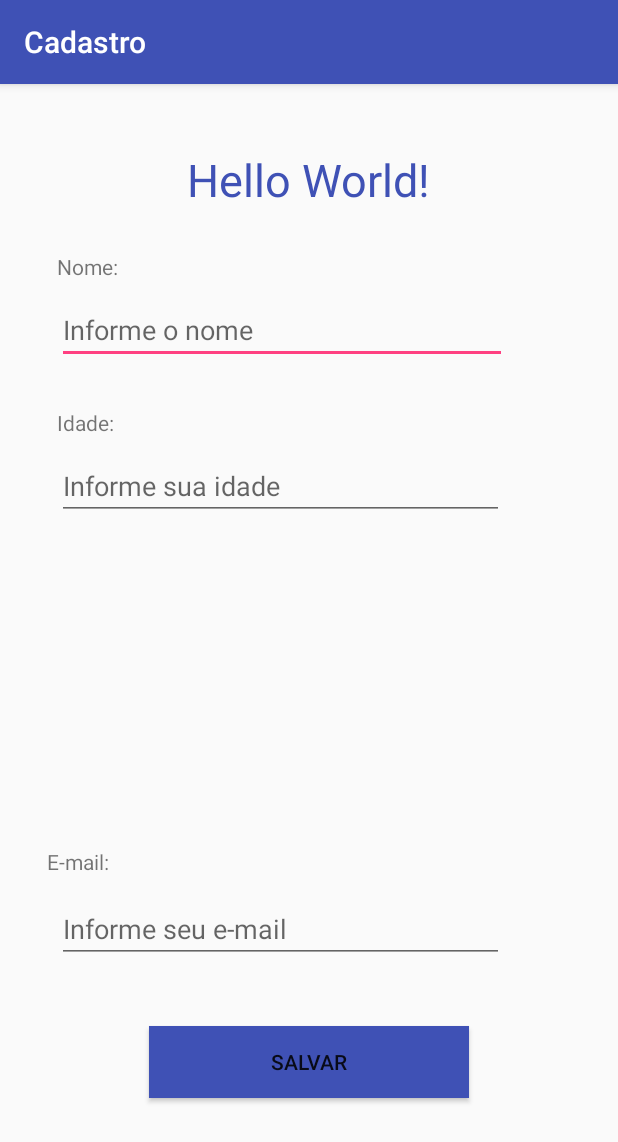
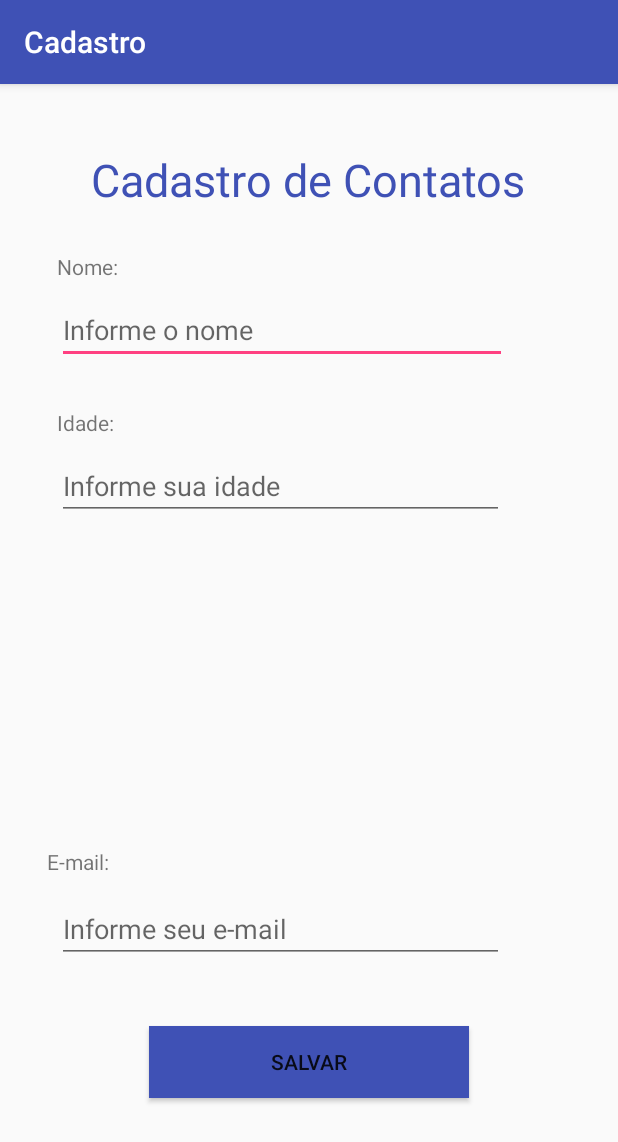
Before and after one commit to alexandreximenes/up, an Android app: the screen it shows after launch (MainActivity), on a phone screen of 412 x 824 dp. Shown: the top 1142 px of the screen. Run offline under Robolectric (Android 15) with nearby library versions, the phone set to English and light mode, and no system bars.

```diff
--- a/Cadastro/app/src/main/java/com/alexandre/up/cadastro/Contato.java
+++ b/Cadastro/app/src/main/java/com/alexandre/up/cadastro/Contato.java
@@ -50,7 +50,7 @@ public class Contato {
         return this;
     }
 
-    public void adiciona(Contato contato){
+    public void salva(Contato contato){
         contatos.add(contato);
     }
 
--- a/Cadastro/app/src/main/res/layout/activity_main.xml
+++ b/Cadastro/app/src/main/res/layout/activity_main.xml
@@ -12,14 +12,13 @@
         android:layout_alignParentTop="true"
         android:layout_centerHorizontal="true"
         android:layout_marginTop="43dp"
-        android:text="Hello World!"
         android:textColor="@color/colorPrimary"
         android:textSize="30sp"
         app:layout_constraintBottom_toBottomOf="parent"
         app:layout_constraintLeft_toLeftOf="parent"
         app:layout_constraintRight_toRightOf="parent"
         app:layout_constraintTop_toTopOf="parent"
-        tools:text="Cadastro de Contatos" />
+        android:text="Cadastro de Contatos" />
 
     <EditText
         android:id="@+id/edNome"
@@ -31,7 +30,9 @@
         android:layout_marginTop="141dp"
         android:ems="10"
         android:hint="Informe o nome"
-        android:inputType="textPersonName" />
+        android:inputType="textPersonName"
+        android:layout_alignParentLeft="true"
+        android:layout_marginLeft="38dp" />
 
     <TextView
         android:id="@+id/textView2"
@@ -40,7 +41,8 @@
         android:layout_alignParentTop="true"
         android:layout_alignStart="@+id/edNome"
         android:layout_marginTop="112dp"
-        android:text="Nome:" />
+        android:text="Nome:"
+        android:layout_alignLeft="@+id/edNome" />
 
     <TextView
         android:id="@+id/textView4"
@@ -49,7 +51,8 @@
         android:layout_alignParentTop="true"
         android:layout_alignStart="@+id/edNome"
         android:layout_marginTop="216dp"
-        android:text="Idade:" />
+        android:text="Idade:"
+        android:layout_alignLeft="@+id/edNome" />
 
     <EditText
         android:id="@+id/edIdade"
@@ -60,7 +63,8 @@
         android:layout_marginTop="245dp"
         android:ems="10"
         android:hint="Informe sua idade"
-        android:inputType="textPersonName" />
+        android:inputType="textPersonName"
+        android:layout_alignLeft="@+id/edNome" />
 
     <TextView
         android:id="@+id/textView3"
@@ -70,7 +74,9 @@
         android:layout_alignParentStart="true"
         android:layout_marginBottom="240dp"
         android:layout_marginStart="31dp"
-        android:text="E-mail:" />
+        android:text="E-mail:"
+        android:layout_alignParentLeft="true"
+        android:layout_marginLeft="31dp" />
 
     <EditText
         android:id="@+id/edEmail"
@@ -81,7 +87,8 @@
         android:layout_marginBottom="182dp"
         android:ems="10"
         android:hint="Informe seu e-mail"
-        android:inputType="textPersonName" />
+        android:inputType="textPersonName"
+        android:layout_alignLeft="@+id/edNome" />
 
     <Button
         android:id="@+id/btCadastrar"
```
Also changed, not shown: Cadastro/app/src/main/java/com/alexandre/up/cadastro/DetalheContato.java (+34 -0 lines), Cadastro/app/src/main/java/com/alexandre/up/cadastro/MainActivity.java (+12 -0 lines), Cadastro/app/src/main/res/layout/activity_detalhe_contato.xml (+13 -2 lines).
